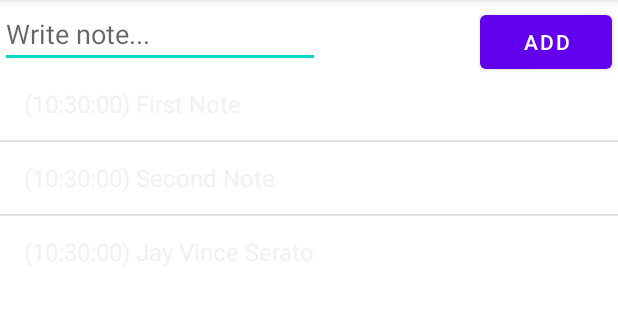
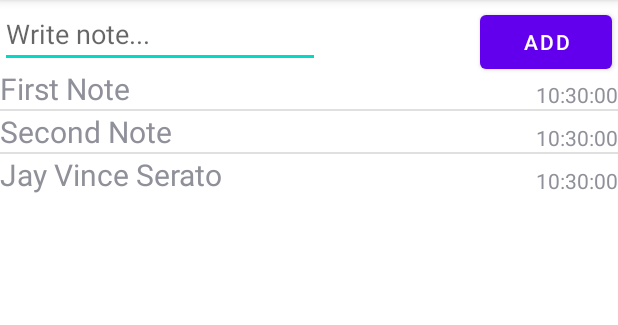
Before and after one commit to jkeatpri/NotesKeatprichar1, an Android app: the screen it shows after launch (MainActivity), on a phone screen of 412 x 824 dp, the part 84-409 px from its top. Run offline under Robolectric (Android 15) with nearby library versions, the phone set to English and light mode, and no system bars.

Commit message:
Milestone 3: Use custom adapter

```diff
--- a/app/src/main/java/com/example/notesserato/MainActivity.java
+++ b/app/src/main/java/com/example/notesserato/MainActivity.java
@@ -16,7 +16,7 @@ import java.util.ArrayList;
 
 public class MainActivity extends AppCompatActivity {
     ArrayList<Note> notes;
-    ArrayAdapter<Note> notes_adapter;
+    NotesAdapter notes_adapter;
 
     @Override
     protected void onCreate(Bundle savedInstanceState) {
@@ -69,7 +69,7 @@ public class MainActivity extends AppCompatActivity {
         notes.add(new Note("First Note"));
         notes.add(new Note("Second Note"));
 
-        notes_adapter = new ArrayAdapter<>(getBaseContext(), android.R.layout.simple_list_item_1, notes);
+        notes_adapter = new NotesAdapter(getBaseContext(), R.layout.note_layout, notes);
         lvList.setAdapter(notes_adapter);
 
         notes.add(new Note("Jay Vince Serato"));
--- /dev/null
+++ b/app/src/main/java/com/example/notesserato/NotesAdapter.java
@@ -0,0 +1,51 @@
+package com.example.notesserato;
+
+import android.content.Context;
+import android.view.LayoutInflater;
+import android.view.View;
+import android.view.ViewGroup;
+import android.widget.ArrayAdapter;
+import android.widget.LinearLayout;
+import android.widget.TextView;
+
+import androidx.annotation.NonNull;
+import androidx.annotation.Nullable;
+
+import java.text.SimpleDateFormat;
+import java.util.Date;
+import java.util.List;
+
+public class NotesAdapter extends ArrayAdapter<Note> {
+    int resource;
+
+    public NotesAdapter(@NonNull Context context, int resource, @NonNull List<Note> objects) {
+        super(context, resource, objects);
+        this.resource = resource;
+    }
+
+    @NonNull
+    @Override
+    public View getView(int position, @Nullable View convertView, @NonNull ViewGroup parent) {
+        LinearLayout noteView;
+        Note note = getItem(position);
+        String act_note = note.getNote();
+        Date act_created = note.getCreated();
+        SimpleDateFormat sdf = new SimpleDateFormat("HH:mm:ss");
+        String timeString = sdf.format(act_created);
+
+        if (convertView == null) {
+            noteView = new LinearLayout(getContext());
+            String inflater = Context.LAYOUT_INFLATER_SERVICE;
+            LayoutInflater li = (LayoutInflater) getContext().getSystemService(inflater);
+            li.inflate(resource, noteView, true);
+        } else {
+            noteView = (LinearLayout) convertView;
+        }
+
+        TextView tvNote = noteView.findViewById(R.id.tvNote);
+        TextView tvTime = noteView.findViewById(R.id.tvTime);
+        tvNote.setText(act_note);
+        tvTime.setText(timeString);
+        return noteView;
+    }
+}
--- /dev/null
+++ b/app/src/main/res/layout/note_layout.xml
@@ -0,0 +1,25 @@
+<?xml version="1.0" encoding="utf-8"?>
+<androidx.constraintlayout.widget.ConstraintLayout xmlns:android="http://schemas.android.com/apk/res/android"
+    xmlns:app="http://schemas.android.com/apk/res-auto"
+    xmlns:tools="http://schemas.android.com/tools"
+    android:layout_width="match_parent"
+    android:layout_height="match_parent">
+
+    <TextView
+        android:id="@+id/tvNote"
+        android:layout_width="wrap_content"
+        android:layout_height="wrap_content"
+        android:text="TextView"
+        android:textSize="20sp"
+        app:layout_constraintStart_toStartOf="parent"
+        app:layout_constraintTop_toTopOf="parent" />
+
+    <TextView
+        android:id="@+id/tvTime"
+        android:layout_width="wrap_content"
+        android:layout_height="wrap_content"
+        android:layout_marginTop="8dp"
+        android:text="TextView"
+        app:layout_constraintEnd_toEndOf="parent"
+        app:layout_constraintTop_toTopOf="parent" />
+</androidx.constraintlayout.widget.ConstraintLayout>
```
